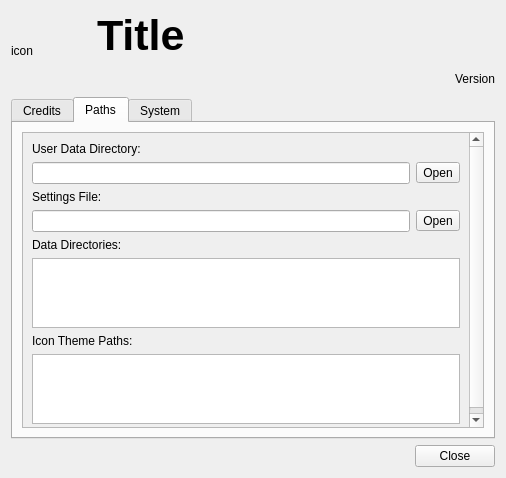
First picture: the form in src/gui/widgets/dialogs/about_dialog.ui, repository mbasaglia/glaxnimate, before the edit.
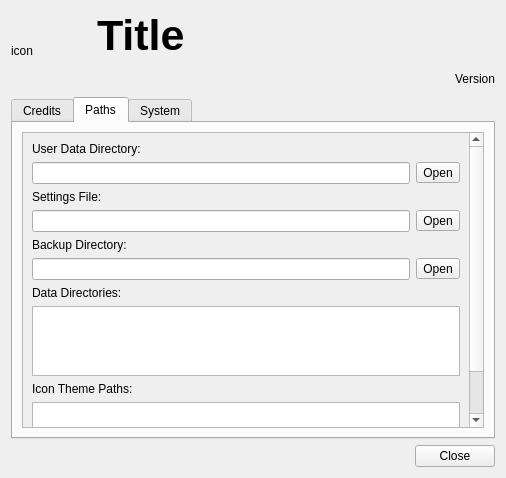
Second picture: the form after the edit. The open tabs and pages were chosen to show the change. Icons and pictures are not drawn.

What changed in the file:
```diff
--- a/src/gui/widgets/dialogs/about_dialog.ui
+++ b/src/gui/widgets/dialogs/about_dialog.ui
@@ -183,9 +183,9 @@
           <property name="geometry">
            <rect>
             <x>0</x>
-            <y>-86</y>
+            <y>0</y>
             <width>448</width>
-            <height>368</height>
+            <height>432</height>
            </rect>
           </property>
           <layout class="QVBoxLayout" name="verticalLayout_7">
@@ -253,6 +253,37 @@
              </item>
             </layout>
            </item>
+           <item>
+            <widget class="QLabel" name="label_6">
+             <property name="text">
+              <string>Backup Directory:</string>
+             </property>
+            </widget>
+           </item>
+           <item>
+            <layout class="QHBoxLayout" name="horizontalLayout_5">
+             <item>
+              <widget class="QLineEdit" name="line_backup">
+               <property name="readOnly">
+                <bool>true</bool>
+               </property>
+              </widget>
+             </item>
+             <item>
+              <widget class="QToolButton" name="toolButton_3">
+               <property name="toolTip">
+                <string>Open</string>
+               </property>
+               <property name="text">
+                <string>Open</string>
+               </property>
+               <property name="icon">
+                <iconset theme="folder-open"/>
+               </property>
+              </widget>
+             </item>
+            </layout>
+           </item>
            <item>
             <widget class="QLabel" name="label_2">
              <property name="text">
```
Left out of the diff: 43 changed lines with no effect on the pictures.
